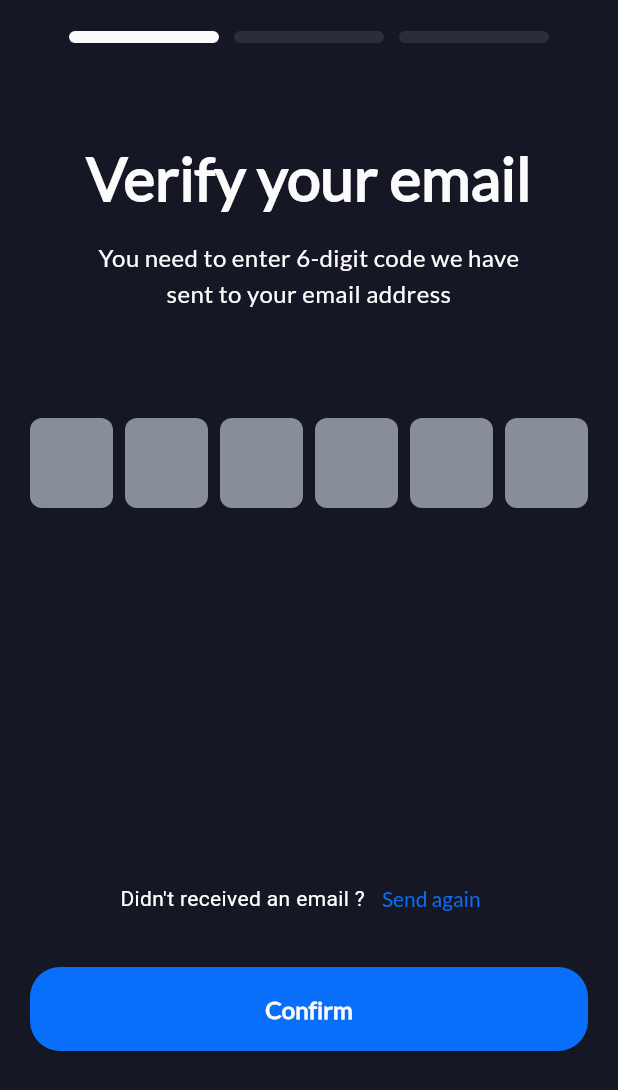
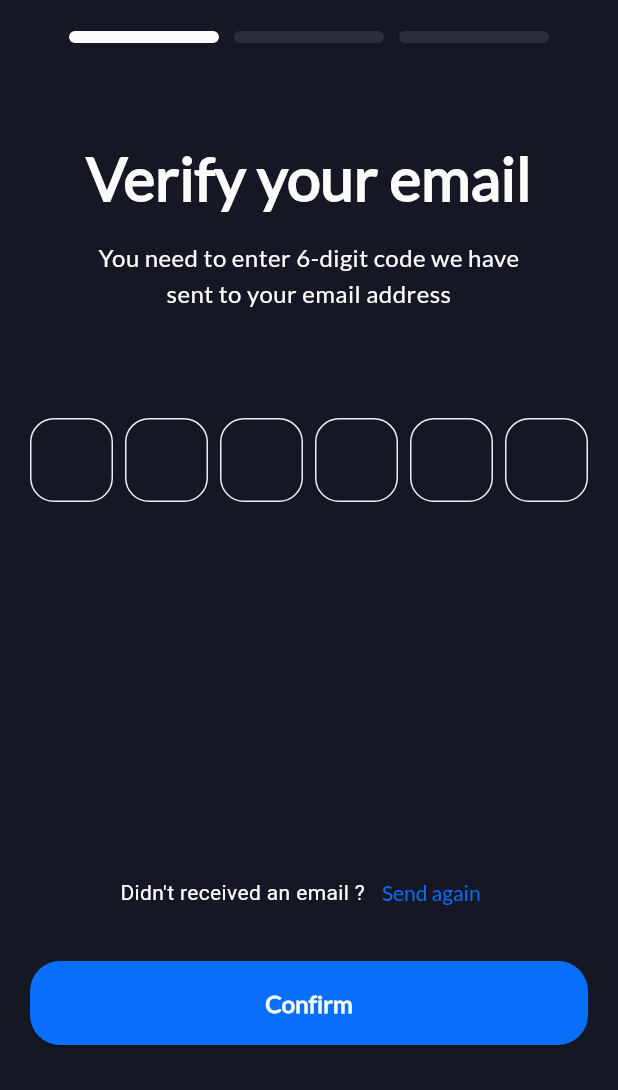
Before and after one commit to Pudv95/vroom_vroom, a Flutter app: the SignUp screen opened by its route, after a tap on "Create Account", on a phone screen of 412 x 824 dp. Shown: the top 1090 px of the screen. Run offline on Flutter 3.47's test engine with Material 3 defaults, Android fonts, the phone set to English and light mode, and no system bars; drawn by our look-alikes of pinput, smooth_page_indicator; our stand-ins replace flutter_dotenv, flutter_secure_storage, flutter_svg, go_router; accounts and stored records are empty.

Commit message:
verify otps of email and password

```diff
--- a/lib/main.dart
+++ b/lib/main.dart
@@ -4,6 +4,7 @@ import 'package:provider/provider.dart';
 import 'package:vroom_vroom/utils/providers/authentication/forgot_password_provider.dart';
 import 'package:vroom_vroom/utils/providers/authentication/login_provider.dart';
 import 'package:vroom_vroom/utils/contants/colors/app_colors.dart';
+import 'package:vroom_vroom/utils/providers/authentication/verify_otp_provider.dart';
 import 'package:vroom_vroom/utils/routes/app_routes.dart';
 
 void main() async {
@@ -13,7 +14,8 @@ void main() async {
       MultiProvider(
         providers: [
         ChangeNotifierProvider(create: (context) => LoginProvider()),
-        ChangeNotifierProvider(create: (context) => ForgotPasswordProvider())
+        ChangeNotifierProvider(create: (context) => ForgotPasswordProvider()),
+        ChangeNotifierProvider(create: (context) => VerifyOTPProvider()),
       ],child: MaterialApp.router(
         // theme: ThemeData(),
         darkTheme: ThemeData.dark().copyWith(
--- a/lib/models/authentication/forget_password_model.dart
+++ b/lib/models/authentication/forget_password_model.dart
@@ -1,16 +1,19 @@
 class ForgotPasswordModel {
   String? forgotPasswordToken;
   String? msg;
+  String? otp;
   bool? success;
 
   ForgotPasswordModel(
       {this.forgotPasswordToken,
         this.msg,
+        this.otp,
         this.success});
 
   ForgotPasswordModel.fromJson(Map<String, dynamic> json) {
     forgotPasswordToken = json['token'];
     msg = json['msg'];
+    otp = json['otp'];
     success = json['success'];
   }
 
@@ -18,6 +21,7 @@ class ForgotPasswordModel {
     final Map<String, dynamic> data = {};
     data['token'] = forgotPasswordToken;
     data['msg'] = msg;
+    data['otp'] = otp;
     data['success'] = success;
     return data;
   }
--- a/lib/utils/providers/authentication/forgot_password_provider.dart
+++ b/lib/utils/providers/authentication/forgot_password_provider.dart
@@ -1,5 +1,6 @@
 import 'package:flutter/material.dart';
 import 'package:vroom_vroom/controllers/authentication/controllers.dart';
+import 'package:vroom_vroom/models/authentication/forget_password_model.dart';
 import '../../../controllers/authentication/validator.dart';
 
 class ForgotPasswordProvider extends ChangeNotifier {
@@ -10,15 +11,20 @@ class ForgotPasswordProvider extends ChangeNotifier {
 
   String _requirementField = '';
   String _requirementError = '';
+  ForgotPasswordModel _model = ForgotPasswordModel();
 
   String get requirementField => _requirementField;
+  ForgotPasswordModel get model => _model;
   String get requirementFieldError => _requirementError;
 
   void setRequirement(String value) {
     _requirementField = value;
     notifyListeners();
   }
-
+  void setForgetPassModel(model){
+    _model = model;
+    notifyListeners();
+  }
 
   void validateRequirement(String? apiErrorMessage, BuildContext context) {
     _requirementError = '';
@@ -29,7 +35,6 @@ class ForgotPasswordProvider extends ChangeNotifier {
       _requirementError = '';
       PageControllers.verifyController.animateToPage(1, duration: const Duration(milliseconds: 500), curve: Easing.linear);
     }
-
     notifyListeners();
   }
 }
--- /dev/null
+++ b/lib/utils/providers/authentication/verify_otp_provider.dart
@@ -0,0 +1,33 @@
+import 'package:flutter/material.dart';
+import 'package:go_router/go_router.dart';
+
+class VerifyOTPProvider extends ChangeNotifier {
+
+  final GlobalKey<FormState> _formKey = GlobalKey<FormState>();
+  GlobalKey<FormState> get formKey => _formKey;
+
+
+  String _otp = '';
+  String _otpError = '';
+
+  String get otp => _otp;
+  String get otpError => _otpError;
+
+  void setOTP(String value) {
+    _otp = value;
+    notifyListeners();
+  }
+
+  void validateOTP(String? apiErrorMessage, BuildContext context) {
+    _otpError = '';
+
+    if (apiErrorMessage != null && apiErrorMessage.isNotEmpty) {
+      _otpError = apiErrorMessage;
+    } else {
+      _otpError = '';
+      context.go('/forgot_password/reset_password');
+    }
+
+    notifyListeners();
+  }
+}
--- a/lib/views/screens/authentication/signup/verify_credentials.dart
+++ b/lib/views/screens/authentication/signup/verify_credentials.dart
@@ -5,7 +5,7 @@ import 'package:vroom_vroom/views/screens/authentication/signup/verify_otp.dart'
 
 class VerifyCredentials extends StatelessWidget {
   VerifyCredentials({super.key});
-  final List<Widget> credPage = [Credentials(),const VerifyOTP(isEmail: true)];
+  final List<Widget> credPage = [Credentials(),VerifyOTP(isEmail: true)];
   @override
   Widget build(BuildContext context) {
     return PageView.builder(
--- a/lib/views/screens/authentication/signup/verify_otp.dart
+++ b/lib/views/screens/authentication/signup/verify_otp.dart
@@ -1,8 +1,13 @@
 import 'package:flutter/material.dart';
-import 'package:go_router/go_router.dart';
 import 'package:pinput/pinput.dart';
-import 'package:vroom_vroom/controllers/authentication/controllers.dart';
+import 'package:provider/provider.dart';
+import 'package:vroom_vroom/controllers/authentication/validate_otp.dart';
+import 'package:vroom_vroom/controllers/authentication/validator.dart';
 import 'package:vroom_vroom/utils/contants/colors/app_colors.dart';
+import 'package:vroom_vroom/utils/providers/authentication/forgot_password_provider.dart';
+import 'package:vroom_vroom/utils/providers/authentication/verify_otp_provider.dart';
+
+import '../../../../models/authentication/forget_password_model.dart';
 
 class VerifyOTP extends StatelessWidget {
   final bool isEmail;
@@ -11,8 +16,30 @@ class VerifyOTP extends StatelessWidget {
 
   @override
   Widget build(BuildContext context) {
+    final state = context.watch<VerifyOTPProvider>();
+    final state1 = context.watch<ForgotPasswordProvider>();
+    final defaultPinTheme = PinTheme(
+      width: 56,
+      height: 56,
+      textStyle: const TextStyle(fontSize: 20, color: AppColors.textColor, fontWeight: FontWeight.w600),
+      decoration: BoxDecoration(
+        border: Border.all(color: const Color.fromRGBO(234, 239, 243, 1)),
+        borderRadius: BorderRadius.circular(16),
+      ),
+    );
+
+    final focusedPinTheme = defaultPinTheme.copyDecorationWith(
+      border: Border.all(color: AppColors.primaryColor),
+      borderRadius: BorderRadius.circular(16),
+    );
+
+    final errorPinTheme = defaultPinTheme.copyWith(
+      decoration: defaultPinTheme.decoration?.copyWith(
+        border: Border.all(color: Colors.red)
+      ),
+    );
     double height = MediaQuery.sizeOf(context).height;
-    return Column(
+    return ListView(
       children: [
         SizedBox(
           height: (65 / height) * height,
@@ -38,8 +65,18 @@ class VerifyOTP extends StatelessWidget {
         SizedBox(
           height: (71 / height) * height,
         ),
-        Pinput(
-        length: 6,
+        Form(
+          key: state.formKey,
+          autovalidateMode: AutovalidateMode.onUserInteraction,
+          child: Pinput(
+            errorText: (state.otpError == '')?null:state.otpError,
+            onChanged: (value) => state.setOTP(value),
+            defaultPinTheme: defaultPinTheme,
+            focusedPinTheme: focusedPinTheme,
+            errorPinTheme: errorPinTheme,
+            validator: (value) => Validator.isValidOTP(value!),
+            length: 6,
+          ),
         ),
         SizedBox(
           height: (236 / height) * height,
@@ -66,11 +103,22 @@ class VerifyOTP extends StatelessWidget {
               ],
             )),
         SizedBox(height: (22/height)*height,),
-        ElevatedButton(onPressed: (){
-          if(isLoggingIn){
-            context.go('/forgot_password/reset_password');
+        ElevatedButton(onPressed: () async {
+          if(state.formKey.currentState!.validate()){
+            if(isLoggingIn){
+              Map data = validateOTP(state.otp, state1.model.forgotPasswordToken!);
+              if(data['success']){
+                state.validateOTP(data['msg'], context);
+              }
+              else{
+                state.validateOTP(data['msg'], context);
+              }
+              return;
+            }
+            // isEmail?
+            // PageControllers.signUpController.animateToPage(1, duration: const Duration(milliseconds: 500), curve: Easing.linear)
+            //     :PageControllers.signUpController.animateToPage(2, duration: const Duration(milliseconds: 500), curve: Easing.linear);
           }
-          isEmail?PageControllers.signUpController.animateToPage(1, duration: const Duration(milliseconds: 500), curve: Easing.linear):PageControllers.signUpController.animateToPage(2, duration: const Duration(milliseconds: 500), curve: Easing.linear);
         }, child: Text('Confirm',style: Theme.of(context).textTheme.labelLarge,))
 
       ],
```
Also changed, not shown: lib/controllers/authentication/validate_otp.dart (added, +22 -0 lines), lib/controllers/authentication/validator.dart (+10 -0 lines), lib/services/authentication/verify_otps.dart (+35 -0 lines).
